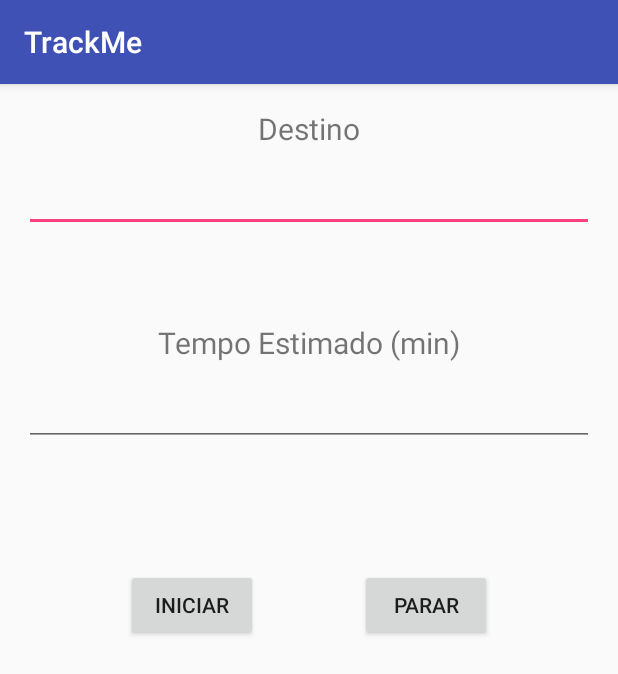
After one commit to VitorTrin/OnMyClone, an Android app: the ViagemActivity screen opened directly, with no data from a screen before it, on a phone screen of 412 x 824 dp. The commit adds this screen. Shown: the top 674 px of the screen. Run offline under Robolectric (Android 15) with nearby library versions, the phone set to English and light mode, and no system bars; network calls fail.

Commit message:
Added "ViagemActivity" with a scheduler

```diff
--- a/app/src/main/AndroidManifest.xml
+++ b/app/src/main/AndroidManifest.xml
@@ -51,6 +51,7 @@
                 android:name="android.support.PARENT_ACTIVITY"
                 android:value="com.example.felipeduarte.onmyway.MainActivity" />
         </activity>
+        <activity android:name=".ViagemActivity"></activity>
     </application>
 
 </manifest>
--- /dev/null
+++ b/app/src/main/res/layout/activity_viagem.xml
@@ -0,0 +1,76 @@
+<?xml version="1.0" encoding="utf-8"?>
+<RelativeLayout xmlns:android="http://schemas.android.com/apk/res/android"
+    xmlns:tools="http://schemas.android.com/tools"
+    android:layout_width="match_parent"
+    android:layout_height="match_parent"
+    android:paddingBottom="@dimen/activity_vertical_margin"
+    android:paddingLeft="@dimen/activity_horizontal_margin"
+    android:paddingRight="@dimen/activity_horizontal_margin"
+    android:paddingTop="@dimen/activity_vertical_margin"
+    tools:context="com.example.felipeduarte.onmyway.ViagemActivity">
+
+    <EditText
+        android:layout_width="wrap_content"
+        android:layout_height="wrap_content"
+        android:id="@+id/editText"
+        android:layout_below="@+id/textView4"
+        android:layout_marginTop="10dp"
+        android:layout_alignParentRight="true"
+        android:layout_alignParentEnd="true"
+        android:layout_alignParentLeft="true"
+        android:layout_alignParentStart="true"
+        android:inputType="text" />
+
+    <TextView
+        android:layout_width="wrap_content"
+        android:layout_height="wrap_content"
+        android:text="@string/label_destino"
+        android:id="@+id/textView4"
+        android:layout_alignParentTop="true"
+        android:layout_centerHorizontal="true"
+        android:textSize="20sp" />
+
+    <TextView
+        android:layout_width="wrap_content"
+        android:layout_height="wrap_content"
+        android:text="@string/label_tempo_estimado"
+        android:id="@+id/textView5"
+        android:layout_marginTop="60dp"
+        android:layout_below="@+id/editText"
+        android:layout_centerHorizontal="true"
+        android:textSize="20sp" />
+
+    <EditText
+        android:layout_width="wrap_content"
+        android:layout_height="wrap_content"
+        android:id="@+id/editText2"
+        android:layout_below="@+id/textView5"
+        android:layout_marginTop="10dp"
+        android:layout_alignRight="@+id/editText"
+        android:layout_alignEnd="@+id/editText"
+        android:layout_alignParentLeft="true"
+        android:layout_alignParentStart="true"
+        android:inputType="number" />
+
+    <Button
+        android:layout_width="wrap_content"
+        android:layout_height="wrap_content"
+        android:text="@string/botao_iniciar"
+        android:id="@+id/button4"
+        android:layout_below="@+id/editText2"
+        android:layout_toStartOf="@+id/textView4"
+        android:layout_marginTop="82dp"
+        android:layout_toLeftOf="@+id/textView4"
+        android:onClick="startSchedule" />
+
+    <Button
+        android:layout_width="wrap_content"
+        android:layout_height="wrap_content"
+        android:text="@string/botao_parar"
+        android:id="@+id/stopButton"
+        android:layout_alignBottom="@+id/button4"
+        android:layout_toRightOf="@+id/textView4"
+        android:layout_toEndOf="@+id/textView4"
+        android:onClick="stopSchedule" />
+
+</RelativeLayout>
--- a/app/src/main/res/values/strings.xml
+++ b/app/src/main/res/values/strings.xml
@@ -1,5 +1,5 @@
 <resources>
-    <string name="app_name">OnMyWay</string>
+    <string name="app_name">TrackMe</string>
     <string name="title_activity_login">Cadastre um amigo</string>
 
     <!-- Strings related to login -->
@@ -18,4 +18,9 @@
     <string name="botao_ir_cadastro">Cadastrar Amigo</string>
     <string name="botao_ir_mapa">Ir para o mapa</string>
     <string name="title_activity_maps">Map</string>
+    <string name="botao_viajar">Viajar</string>
+    <string name="label_destino">Destino</string>
+    <string name="label_tempo_estimado">Tempo Estimado (min)</string>
+    <string name="botao_iniciar">Iniciar</string>
+    <string name="botao_parar">Parar</string>
 </resources>
```
Also changed, not shown: app/src/main/java/com/example/felipeduarte/onmyway/MainActivity.java (+10 -0 lines), app/src/main/java/com/example/felipeduarte/onmyway/ViagemActivity.java (added, +48 -0 lines), app/src/main/res/layout/activity_main.xml (+12 -9 lines).
